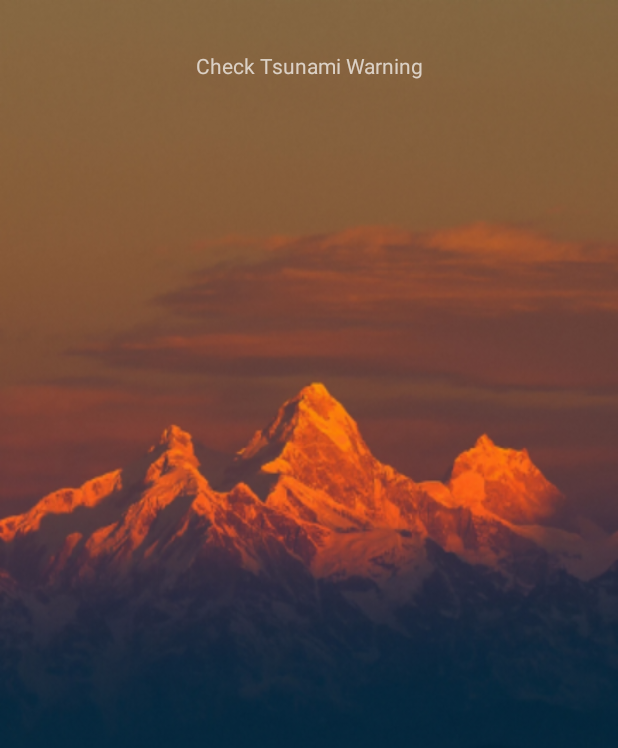
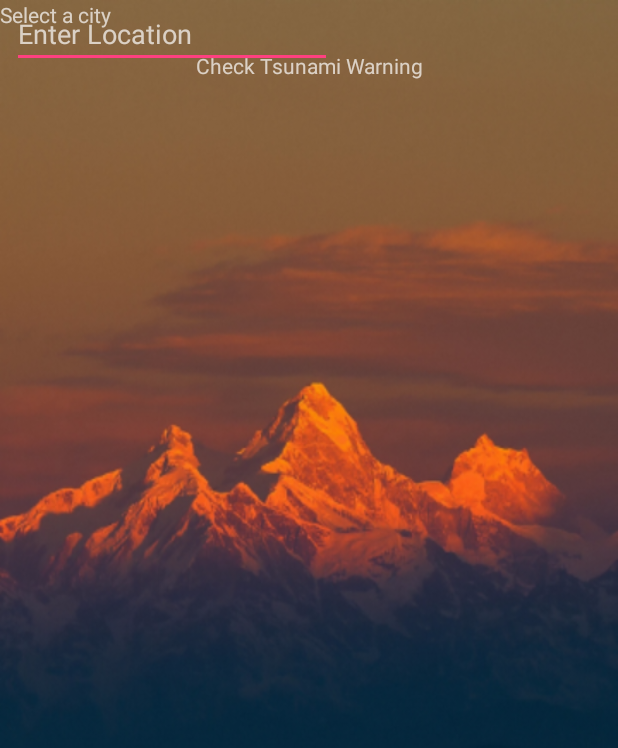
Before and after one commit to march93/Filter, an Android app: the screen it shows after launch (MainActivity), on a phone screen of 412 x 824 dp. Shown: the top 748 px of the screen. Run offline under Robolectric (Android 15) with nearby library versions, the light colour scheme and no system bars.

Commit message:
Resolve merge conflict

```diff
--- a/app/build.gradle
+++ b/app/build.gradle
@@ -20,11 +20,12 @@ android {
 }
 
 dependencies {
-    compile fileTree(dir: 'libs', include: ['*.jar'])
+    compile fileTree(include: ['*.jar'], dir: 'libs')
     androidTestCompile('com.android.support.test.espresso:espresso-core:2.2.2', {
         exclude group: 'com.android.support', module: 'support-annotations'
     })
     compile 'com.android.support:appcompat-v7:25.3.1'
     compile 'com.android.support.constraint:constraint-layout:1.0.2'
+    compile 'com.android.support:design:25.0.0'
     testCompile 'junit:junit:4.12'
 }
--- a/app/src/main/java/com/android/filter/MainActivity.java
+++ b/app/src/main/java/com/android/filter/MainActivity.java
@@ -28,4 +28,5 @@ public class MainActivity extends AppCompatActivity {
             }
         });
     }
+
 }
--- a/app/src/main/res/layout/activity_main.xml
+++ b/app/src/main/res/layout/activity_main.xml
@@ -29,4 +29,27 @@
         android:padding="16dp"
         android:text="Check Tsunami Warning" />
 
+    <EditText
+        android:id="@+id/editText"
+        android:layout_width="wrap_content"
+        android:layout_height="wrap_content"
+        android:ems="10"
+        android:hint="Enter Location"
+        android:inputType="text"
+        android:layout_marginRight="8dp"
+        app:layout_constraintRight_toRightOf="parent"
+        app:layout_constraintBottom_toBottomOf="parent"
+        android:layout_marginBottom="214dp"
+        android:layout_marginLeft="8dp"
+        app:layout_constraintLeft_toLeftOf="parent"
+        app:layout_constraintHorizontal_bias="0.503" />
+
+    <TextView
+        android:id="@+id/textView2"
+        android:layout_width="158dp"
+        android:layout_height="35dp"
+        android:text="Select a city"
+        tools:layout_editor_absoluteX="113dp"
+        tools:layout_editor_absoluteY="213dp" />
+
 </FrameLayout>
```
Also changed, not shown: 1 other file. Lines whose indentation alone changed are shown as unchanged.
